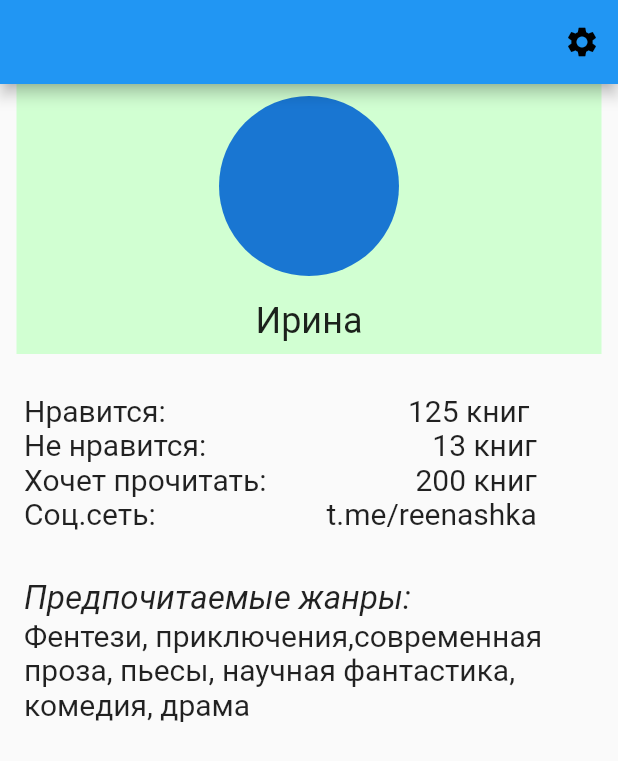
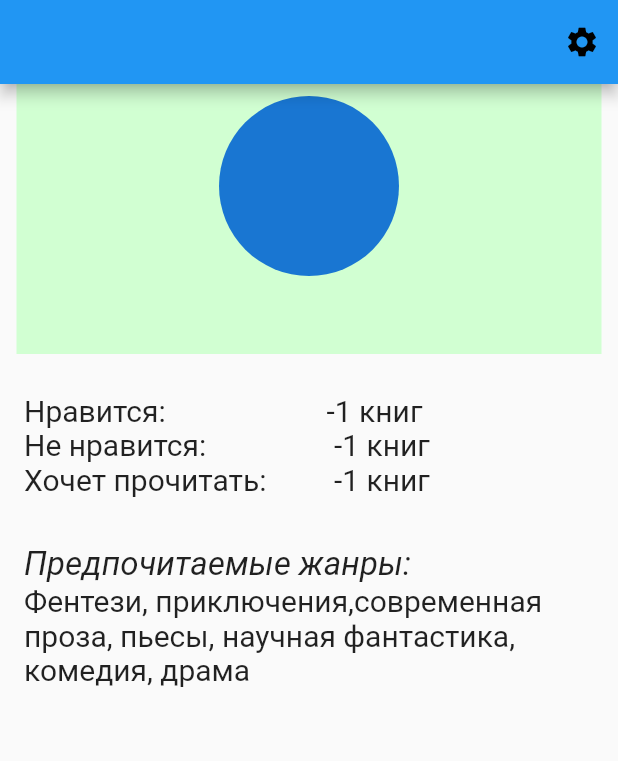
Before and after one commit to lsn03/book_recomended, a Flutter app: the ProfilePage screen opened by its route, on a phone screen of 412 x 824 dp. Shown: the top 761 px of the screen. Run offline on Flutter 3.47's test engine with Material 2 defaults, Android fonts, the phone set to English and light mode, and no system bars; our stand-ins replace shared_preferences; missing offline and left inert: dart:ffi, mysql1; accounts and stored records are empty.

Commit message:
fetch data in profile

```diff
--- a/lib/pages/profile_page.dart
+++ b/lib/pages/profile_page.dart
@@ -1,3 +1,6 @@
+import 'dart:convert';
+import 'dart:developer';
+
 import 'package:book_recomended/backend/mysql.dart';
 import 'package:http/http.dart' as http;
 import 'package:book_recomended/pages/footer.dart';
@@ -7,9 +10,16 @@ import 'package:flutter/src/widgets/container.dart';
 import 'package:flutter/src/widgets/framework.dart';
 import 'package:shared_preferences/shared_preferences.dart';
 
-class ProfilePage extends StatelessWidget {
+class ProfilePage extends StatefulWidget {
   const ProfilePage({super.key});
 
+  @override
+  State<ProfilePage> createState() => _ProfilePageState();
+}
+
+String? userEmail;
+
+class _ProfilePageState extends State<ProfilePage> {
   @override
   Widget build(BuildContext context) {
     return Scaffold(
@@ -17,7 +27,7 @@ class ProfilePage extends StatelessWidget {
         actions: [
           IconButton(
               onPressed: (() {
-                //Navigator.pushNamed(context, Pages.SettingPage);
+                Navigator.pushNamed(context, Pages.SettingPage);
               }),
               icon: Icon(
                 Icons.settings,
@@ -32,6 +42,17 @@ class ProfilePage extends StatelessWidget {
   }
 }
 
+int cntNrav = -1;
+int cntNeNrav=-1;
+int cntWannaRead=-1;
+String userName = "";
+bool init = false;
+FetchDataAppbar() async {
+  final prefs = await SharedPreferences.getInstance();
+  //print("FetchData");
+  print("FetchDataAppbar" + "\r");
+}
+
 class Profile extends StatefulWidget {
   const Profile({super.key});
 
@@ -40,7 +61,7 @@ class Profile extends StatefulWidget {
 }
 
 final double fs = 20;
-String? userEmail;
+
 class _ProfileState extends State<Profile> {
   @override
   void initState() {
@@ -50,23 +71,40 @@ class _ProfileState extends State<Profile> {
 
   FetchData() async {
     final prefs = await SharedPreferences.getInstance();
-    //print("FetchData");
-    print("FetchData" + prefs.toString());
+    //print("FetchData" +"\r");
+    if (prefs.containsKey("userEmail")){//&& userEmail==null &&cntNrav==null) {
+      init = true;
 
       userEmail = prefs.getString("userEmail");
       print(userEmail);
+
       String apiurl = Mysql.profile;
       // "http://192.168.241.11/love&read/profile.php";
       var response = await http
-        .post(Uri.parse(apiurl), body: {
-          'email': prefs.getString("userEmail")
-          }
+          .post(Uri.parse(apiurl), body: {'email': userEmail}
               //headers: {'Accept': 'application/json'},
               );
-    print(response.body);
+      Map<String, dynamic> res = jsonDecode( response.body);
+      userName = res["first_name"]+res["second_name"];
+      cntNrav =int.parse(res["cnt_of_like_book"]);
+      cntNeNrav = int.parse(res["cnt_of_dislike_book"]);
+      cntWannaRead = int.parse(res["cnt_of_wishes_book"]);
+      prefs.setInt("cntNrav", cntNrav);
+      prefs.setInt("cntNeNrav", cntNeNrav);
+      prefs.setInt("cntWannaRead", cntWannaRead);
+      prefs.setString("userName", userName);
+
       if (response.body.toString() == "{\"login\":true}") {
         //Navigator.pushNamed(context, Pages.FooterPage);
       } else {}
+    }else{
+
+      if(userName==""){
+        log("Exception nahui");
+      }
+
+      log("пользователь уже занесен");
+    }
   }
 
   @override
@@ -96,7 +134,7 @@ class _ProfileState extends State<Profile> {
                         radius: 60,
                       ),
                       Text(
-                        "Ирина",
+                        "$userName",
                         style: TextStyle(
                           fontSize: fs + 4,
                         ),
@@ -135,12 +173,7 @@ class _ProfileState extends State<Profile> {
                         fontSize: fs,
                       ),
                     ),
-                    Text(
-                      "Соц.сеть: ",
-                      style: TextStyle(
-                        fontSize: fs,
-                      ),
-                    ),
+
                   ],
                 ),
                 SizedBox(
@@ -150,29 +183,24 @@ class _ProfileState extends State<Profile> {
                   crossAxisAlignment: CrossAxisAlignment.end,
                   children: [
                     Text(
-                      "125 книг ",
+                      "$cntNrav книг ",
                       style: TextStyle(
                         fontSize: fs,
                       ),
                     ),
                     Text(
-                      "13 книг",
+                      "$cntNeNrav книг",
                       style: TextStyle(
                         fontSize: fs,
                       ),
                     ),
                     Text(
-                      "200 книг",
+                      "$cntWannaRead книг",
                       style: TextStyle(
                         fontSize: fs,
                       ),
                     ),
-                    Text(
-                      "t.me/reenashka",
-                      style: TextStyle(
-                        fontSize: fs,
-                      ),
-                    ),
+
                   ],
                 ),
               ]),
```
Lines whose indentation alone changed are shown as unchanged.
